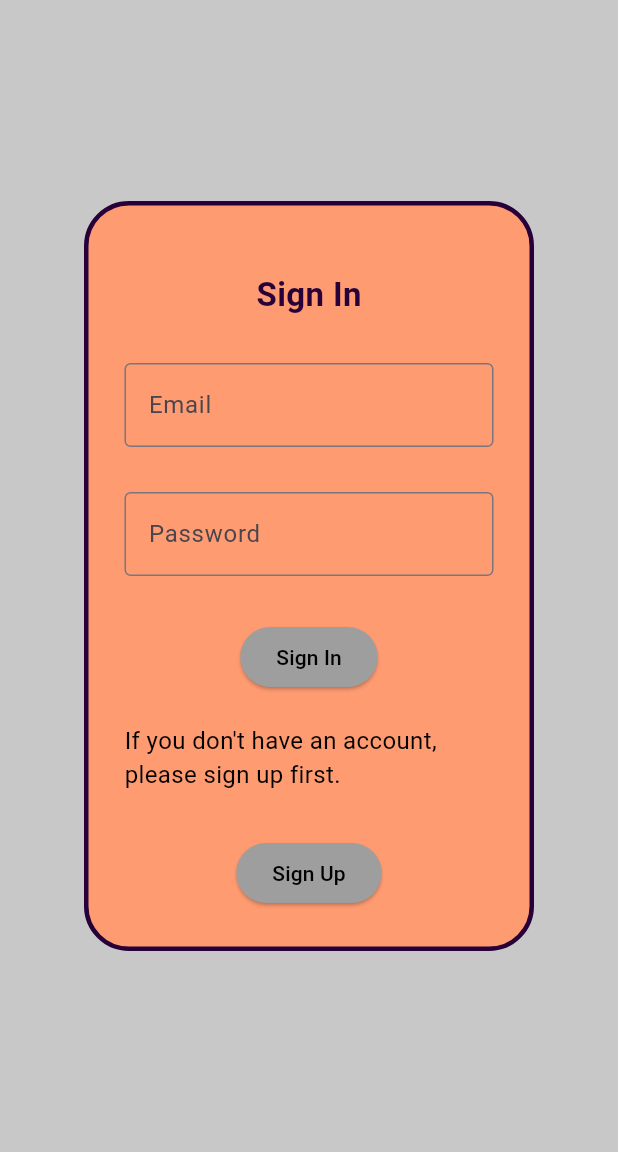
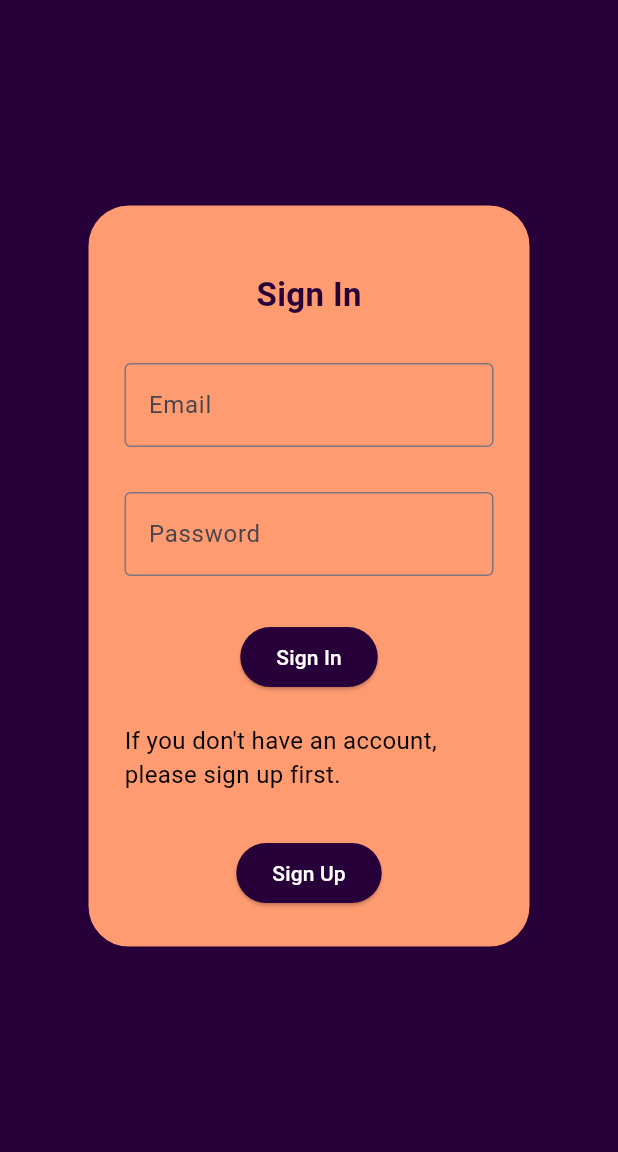
Before and after one commit to Cos229-239/2025_09_Team3, a Flutter app: the SignInScreen screen opened directly, on a phone screen of 412 x 824 dp, the part 84-1236 px from its top. Run offline on Flutter 3.47's test engine with Material 3 defaults, Android fonts, the phone set to English and light mode, and no system bars; our stand-ins replace fl_chart, flutter_colorpicker, shared_preferences, sqflite; accounts and stored records are empty.

Commit message:
changed a few colors on sign in screen

```diff
--- a/pocketbook/lib/categories_screen.dart
+++ b/pocketbook/lib/categories_screen.dart
@@ -23,7 +23,7 @@ void addCategory(Category category) {
   @override
   Widget build(BuildContext context) {
     return Scaffold(
-       backgroundColor: const Color.fromARGB(255, 200, 200, 200),
+       backgroundColor: const Color(0xFF280039),
       appBar: AppBar(
         title: const Text('Categories'),
         centerTitle: true,
--- a/pocketbook/lib/sign_in_screen.dart
+++ b/pocketbook/lib/sign_in_screen.dart
@@ -18,7 +18,7 @@ class _SignInScreenState extends State<SignInScreen> {
   @override
   Widget build(BuildContext context) {
     return Scaffold(
-       backgroundColor: const Color.fromARGB(255, 200, 200, 200),
+        backgroundColor: const Color(0xFF280039),
       appBar: AppBar(
         title: const Text('PocketBook'),
         centerTitle: true,
@@ -83,8 +83,8 @@ class _SignInScreenState extends State<SignInScreen> {
                   },
                   child: const Text('Sign In'),
                   style:  ElevatedButton.styleFrom(
-                    backgroundColor: Colors.grey,
-                    foregroundColor: Colors.black,
+                    backgroundColor: const Color(0xFF280039),
+                    foregroundColor: const Color.fromARGB(255, 255, 255, 255),
                   ),
                 ),
                 const SizedBox(height: 20),
@@ -106,8 +106,8 @@ class _SignInScreenState extends State<SignInScreen> {
                   },
                   child: const Text('Sign Up'),
                   style:  ElevatedButton.styleFrom(
-                    backgroundColor: Colors.grey,
-                    foregroundColor: Colors.black,
+                    backgroundColor: const Color(0xFF280039),
+                    foregroundColor: const Color.fromARGB(255, 255, 255, 255),
                   ),
                 ),
               ],
```
